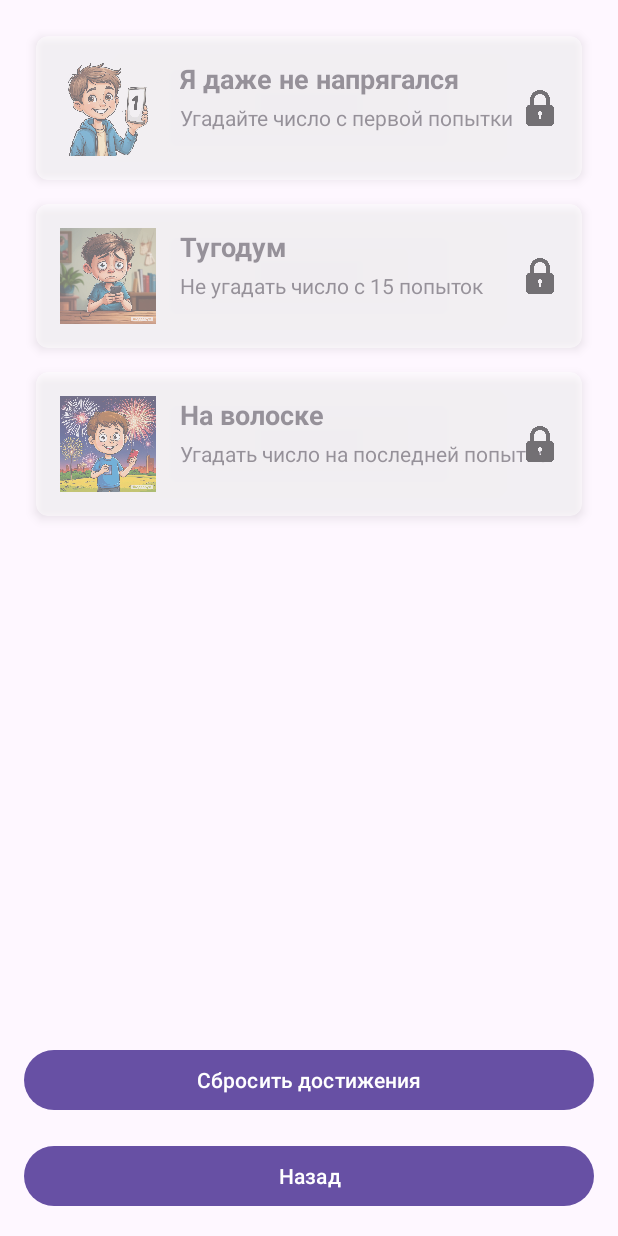
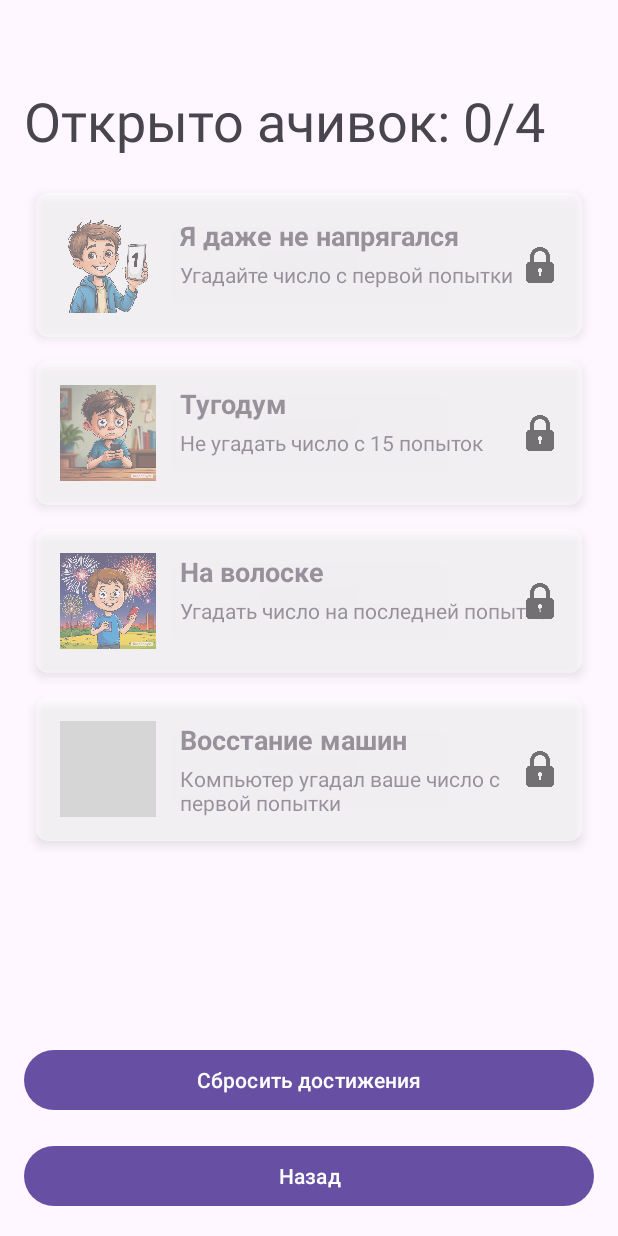
Before and after one commit to MaxKhlystov/Laba7, an Android app: the AchivementActivity screen opened directly, with no data from a screen before it, after a tap on "Сбросить достижения", on a phone screen of 412 x 824 dp. Run offline under Robolectric (Android 15) with nearby library versions, the phone set to English and light mode, and no system bars; grey boxes are pictures that could not be loaded.

Commit message:
сделал 4ую ачивку, загрузочный экран и отображение количества открытых ачивок

```diff
--- a/app/src/main/java/com/example/laba7maks/MainActivity.java
+++ b/app/src/main/java/com/example/laba7maks/MainActivity.java
@@ -7,6 +7,10 @@ import android.util.Log;
 import android.widget.Button;
 
 import com.example.laba7maks.achivement.AchivementActivity;
+import com.example.laba7maks.gameactivity.ClassicModeActivity;
+import com.example.laba7maks.gameactivity.PlayerNumberModeActivity;
+import com.example.laba7maks.gameactivity.TimeModeActivity;
+import com.example.laba7maks.gameactivity.levels.LevelsModeActivity;
 
 public class MainActivity extends BaseActivity {
     @Override
--- a/app/src/main/java/com/example/laba7maks/achivement/AchivementActivity.java
+++ b/app/src/main/java/com/example/laba7maks/achivement/AchivementActivity.java
@@ -21,9 +21,10 @@ public class AchivementActivity extends BaseActivity {
     private View achievementCard;
     private ImageView icon;
     private TextView titleView;
-    private TextView descView;
+    private TextView descView, tvStatusAchievemt;
     private ImageView lockIcon;
     private List<View> achievementCards = new ArrayList<>();
+    private int numUnlockAchievemt = 0;
 
     @Override
     protected void onCreate(Bundle savedInstanceState) {
@@ -33,9 +34,16 @@ public class AchivementActivity extends BaseActivity {
         preferencesManager = new PreferencesManager(this);
         btnBack = findViewById(R.id.btnBack);
         btnResetAchivement = findViewById(R.id.btnResetAchivement);
+        tvStatusAchievemt = findViewById(R.id.tvStatusAchievemt);
         setupAchievements();
+        showUnlockAchievement();
         btnBack.setOnClickListener(v -> goBack());
         btnResetAchivement.setOnClickListener(v->setListenerBtnResetAchivement());
+    }
+    @Override
+    protected void onStop(){
+        super.onStop();
+        showUnlockAchievement();
     }
 
     private void setupAchievements() {
@@ -67,6 +75,15 @@ public class AchivementActivity extends BaseActivity {
                 "Угадать число на последней попытке",
                 preferencesManager.isThirdAchievementUnlocked()
         );
+
+        // Ачивка 4: Компьютер сразу гадал число
+        addAchievementCard(
+                achievementsContainer,
+                R.drawable.ic_achievement_4, // Замените на свою иконку
+                "Восстание машин",
+                "Компьютер угадал ваше число с первой попытки",
+                preferencesManager.isFourAchievementUnlocked()
+        );
     }
 
     private void addAchievementCard(LinearLayout container, int iconRes,
@@ -95,7 +112,9 @@ public class AchivementActivity extends BaseActivity {
     }
     private void setListenerBtnResetAchivement(){
         preferencesManager.resetAchivement();
+        numUnlockAchievemt = 0;
         refreshAllAchievements();
+        showUnlockAchievement();
     }
     private void refreshAllAchievements() {
         for (int i = 0; i < achievementCards.size(); i++) {
@@ -106,6 +125,7 @@ public class AchivementActivity extends BaseActivity {
                 case 0: isUnlocked = preferencesManager.isFirstAchievementUnlocked(); break;
                 case 1: isUnlocked = preferencesManager.isSecondAchievementUnlocked(); break;
                 case 2: isUnlocked = preferencesManager.isThirdAchievementUnlocked(); break;
+                case 3: isUnlocked = preferencesManager.isFourAchievementUnlocked(); break;
             }
             if (isUnlocked) {
                 card.setAlpha(1f);
@@ -116,4 +136,19 @@ public class AchivementActivity extends BaseActivity {
             }
         }
     }
+    private void showUnlockAchievement(){
+        for (int i = 0; i < achievementCards.size(); i++) {
+            boolean isUnlocked = false;
+            switch (i) {
+                case 0: isUnlocked = preferencesManager.isFirstAchievementUnlocked(); break;
+                case 1: isUnlocked = preferencesManager.isSecondAchievementUnlocked(); break;
+                case 2: isUnlocked = preferencesManager.isThirdAchievementUnlocked(); break;
+                case 3: isUnlocked = preferencesManager.isFourAchievementUnlocked(); break;
+            }
+            if (isUnlocked) {
+                numUnlockAchievemt++;
+            }
+        }
+        tvStatusAchievemt.setText("Открыто ачивок: " + numUnlockAchievemt + "/" + achievementCards.size());
+    }
 }
--- a/app/src/main/java/com/example/laba7maks/ClassicModeActivity.java
+++ b/app/src/main/java/com/example/laba7maks/gameactivity/ClassicModeActivity.java
@@ -1,4 +1,4 @@
-package com.example.laba7maks;
+package com.example.laba7maks.gameactivity;
 
 import android.os.Bundle;
 import android.view.View;
@@ -9,6 +9,8 @@ import android.widget.EditText;
 import android.widget.Spinner;
 import android.widget.TextView;
 
+import com.example.laba7maks.BaseActivity;
+import com.example.laba7maks.R;
 import com.example.laba7maks.achivement.AchievementBanner;
 import com.example.laba7maks.sharedPreferenced.PreferencesManager;
 
@@ -102,7 +104,6 @@ public class ClassicModeActivity extends BaseActivity {
             if (game.isGameOver()) {
                 if (checkGuessCompNumFrom1Try())
                 {
-                    tvHint.setText(result + "\nВы отгадали число с первой попытки!");
                     AchievementBanner.showShort(
                             findViewById(android.R.id.content),
                             "Новое достижение!"
--- a/app/src/main/java/com/example/laba7maks/GameLogic.java
+++ b/app/src/main/java/com/example/laba7maks/gameactivity/GameLogic.java
@@ -1,4 +1,4 @@
-package com.example.laba7maks;
+package com.example.laba7maks.gameactivity;
 
 public class GameLogic {
     private int secretNumber;
--- a/app/src/main/java/com/example/laba7maks/TimeModeActivity.java
+++ b/app/src/main/java/com/example/laba7maks/gameactivity/TimeModeActivity.java
@@ -1,4 +1,4 @@
-package com.example.laba7maks;
+package com.example.laba7maks.gameactivity;
 
 import android.os.Bundle;
 import android.os.Handler;
@@ -8,6 +8,9 @@ import android.widget.Button;
 import android.widget.EditText;
 import android.widget.Spinner;
 import android.widget.TextView;
+
+import com.example.laba7maks.BaseActivity;
+import com.example.laba7maks.R;
 
 public class TimeModeActivity extends BaseActivity {
     private GameLogic game;
--- a/app/src/main/java/com/example/laba7maks/GameLevelActivity.java
+++ b/app/src/main/java/com/example/laba7maks/gameactivity/levels/GameLevelActivity.java
@@ -1,8 +1,11 @@
-package com.example.laba7maks;
+package com.example.laba7maks.gameactivity.levels;
 
 import android.os.Bundle;
 import android.view.View;
 import android.widget.*;
+
+import com.example.laba7maks.BaseActivity;
+import com.example.laba7maks.R;
 import com.example.laba7maks.sharedPreferenced.PreferencesManager;
 import java.util.Random;
 
--- a/app/src/main/java/com/example/laba7maks/LevelsModeActivity.java
+++ b/app/src/main/java/com/example/laba7maks/gameactivity/levels/LevelsModeActivity.java
@@ -1,9 +1,12 @@
-package com.example.laba7maks;
+package com.example.laba7maks.gameactivity.levels;
 
 import android.content.Intent;
 import android.os.Bundle;
 import android.view.View;
 import android.widget.Button;
+
+import com.example.laba7maks.BaseActivity;
+import com.example.laba7maks.R;
 import com.example.laba7maks.sharedPreferenced.PreferencesManager;
 
 public class LevelsModeActivity extends BaseActivity {
--- a/app/src/main/java/com/example/laba7maks/sharedPreferenced/PreferencesManager.java
+++ b/app/src/main/java/com/example/laba7maks/sharedPreferenced/PreferencesManager.java
@@ -9,6 +9,7 @@ public class PreferencesManager {
     private static final String KEY_ACHIEVEMENT_1 = "achievement_first_try";
     private static final String KEY_ACHIEVEMENT_2 = "achievement_15_lose";
     private static final String KEY_ACHIEVEMENT_3 = "achievement_15_win";
+    private static final String KEY_ACHIEVEMENT_4 = "achievement_user_num_1_try";
 
     private final SharedPreferences sharedPreferences;
     public PreferencesManager(Context context) {
@@ -52,11 +53,19 @@ public class PreferencesManager {
     public boolean isThirdAchievementUnlocked() {
         return isAchievementUnlocked(KEY_ACHIEVEMENT_3);
     }
+    //Четвёртая ачивка
+    public void unlockFourAchievement() {
+        unlockAchievement(KEY_ACHIEVEMENT_4);
+    }
+    public boolean isFourAchievementUnlocked() {
+        return isAchievementUnlocked(KEY_ACHIEVEMENT_4);
+    }
 
     //Сбросить ачивки
     public void resetAchivement(){
         sharedPreferences.edit().putBoolean(KEY_ACHIEVEMENT_1, false).apply();
         sharedPreferences.edit().putBoolean(KEY_ACHIEVEMENT_2, false).apply();
         sharedPreferences.edit().putBoolean(KEY_ACHIEVEMENT_3, false).apply();
+        sharedPreferences.edit().putBoolean(KEY_ACHIEVEMENT_4, false).apply();
     }
 }
--- a/app/src/main/res/layout/activity_achivement.xml
+++ b/app/src/main/res/layout/activity_achivement.xml
@@ -4,6 +4,14 @@
     android:layout_height="match_parent"
     android:orientation="vertical"
     android:padding="16dp">
+
+    <TextView
+        android:id="@+id/tvStatusAchievemt"
+        android:layout_width="match_parent"
+        android:layout_height="wrap_content"
+        android:textSize="36sp"
+        android:layout_marginBottom="16dp"
+        android:layout_marginTop="40dp"/>
 
     <ScrollView
         android:layout_width="match_parent"
--- a/app/src/main/res/values/colors.xml
+++ b/app/src/main/res/values/colors.xml
@@ -2,4 +2,5 @@
 <resources>
     <color name="purple_200">#FFBB86FC</color>
     <color name="purple_500">#FF6200EE</color>
+    <color name="white">#FFFFFF</color>
 </resources>
--- /dev/null
+++ b/app/src/main/res/values/styles.xml
@@ -0,0 +1,8 @@
+<?xml version="1.0" encoding="utf-8"?>
+<resources>
+    <!-- Наследуемся от Theme.AppCompat или MaterialComponents -->
+    <style name="AppTheme.NoActionBar" parent="Theme.AppCompat.Light.NoActionBar">
+        <item name="windowActionBar">false</item>
+        <item name="windowNoTitle">true</item>
+    </style>
+</resources>
```
Also changed, not shown: app/src/main/AndroidManifest.xml (+10 -6 lines), app/src/main/java/com/example/laba7maks/SplashActivity.java (added, +22 -0 lines), app/src/main/java/com/example/laba7maks/gameactivity/PlayerNumberModeActivity.java (renamed from app/src/main/java/com/example/laba7maks/PlayerNumberModeActivity.java, +21 -7 lines), app/src/main/res/layout/activity_splash.xml (added, +19 -0 lines).
